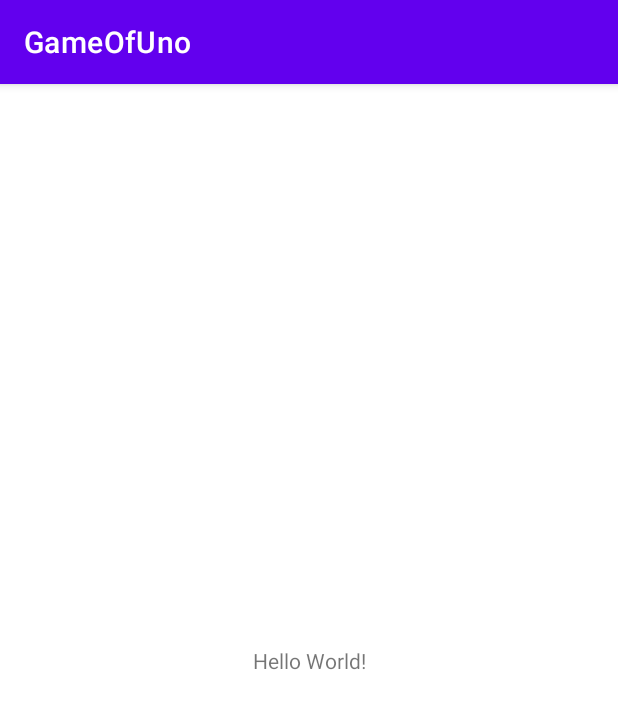
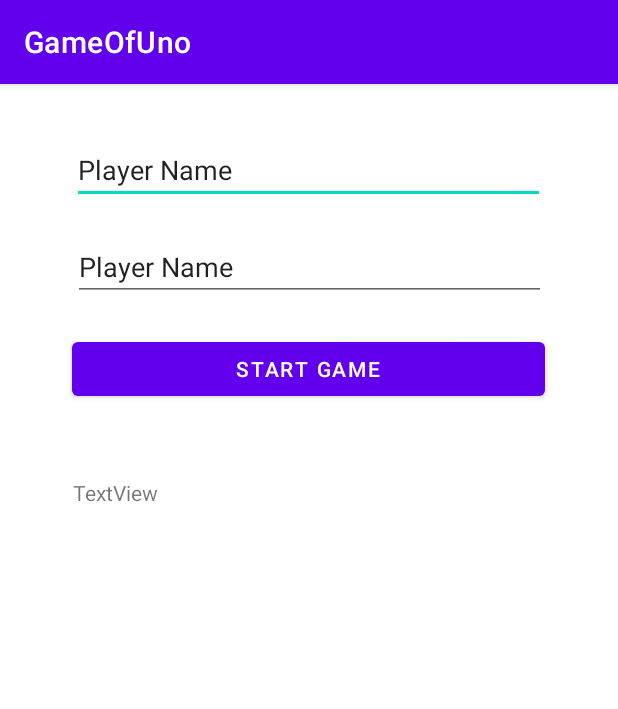
Before and after one commit to ShadyAlexCodes/GameOfUno, an Android app: the screen it shows after launch (MainActivity), on a phone screen of 412 x 824 dp. Shown: the top 709 px of the screen. Run offline under Robolectric (Android 15) with nearby library versions, the phone set to English and light mode, and no system bars.

Commit message:
Added Player Getters and Setters, Added Deck, Created UI

```diff
--- a/app/src/main/java/com/example/gameofuno/MainActivity.java
+++ b/app/src/main/java/com/example/gameofuno/MainActivity.java
@@ -6,6 +6,8 @@ import android.os.Bundle;
 
 public class MainActivity extends AppCompatActivity {
 
+    Player[] players;
+
     @Override
     protected void onCreate(Bundle savedInstanceState) {
         super.onCreate(savedInstanceState);
--- a/app/src/main/res/layout/activity_main.xml
+++ b/app/src/main/res/layout/activity_main.xml
@@ -6,13 +6,55 @@
     android:layout_height="match_parent"
     tools:context=".MainActivity">
 
+    <Button
+        android:id="@+id/btnStartGame"
+        android:layout_width="315dp"
+        android:layout_height="wrap_content"
+        android:text="Start Game"
+        app:layout_constraintBottom_toBottomOf="parent"
+        app:layout_constraintEnd_toEndOf="parent"
+        app:layout_constraintHorizontal_bias="0.498"
+        app:layout_constraintStart_toStartOf="parent"
+        app:layout_constraintTop_toTopOf="parent"
+        app:layout_constraintVertical_bias="0.231" />
+
+    <EditText
+        android:id="@+id/editTextTextPersonName"
+        android:layout_width="315dp"
+        android:layout_height="wrap_content"
+        android:ems="10"
+        android:inputType="textPersonName"
+        android:text="Player Name"
+        app:layout_constraintBottom_toBottomOf="parent"
+        app:layout_constraintEnd_toEndOf="parent"
+        app:layout_constraintHorizontal_bias="0.497"
+        app:layout_constraintStart_toStartOf="parent"
+        app:layout_constraintTop_toTopOf="parent"
+        app:layout_constraintVertical_bias="0.048" />
+
+    <EditText
+        android:id="@+id/editTextTextPersonName2"
+        android:layout_width="315dp"
+        android:layout_height="wrap_content"
+        android:ems="10"
+        android:inputType="textPersonName"
+        android:text="Player Name"
+        app:layout_constraintBottom_toBottomOf="parent"
+        app:layout_constraintEnd_toEndOf="parent"
+        app:layout_constraintHorizontal_bias="0.502"
+        app:layout_constraintStart_toStartOf="parent"
+        app:layout_constraintTop_toTopOf="parent"
+        app:layout_constraintVertical_bias="0.137" />
+
     <TextView
-        android:layout_width="wrap_content"
+        android:id="@+id/textView"
+        android:layout_width="315dp"
         android:layout_height="wrap_content"
-        android:text="Hello World!"
+        android:text="TextView"
         app:layout_constraintBottom_toBottomOf="parent"
-        app:layout_constraintLeft_toLeftOf="parent"
-        app:layout_constraintRight_toRightOf="parent"
-        app:layout_constraintTop_toTopOf="parent" />
+        app:layout_constraintEnd_toEndOf="parent"
+        app:layout_constraintStart_toStartOf="parent"
+        app:layout_constraintTop_toTopOf="parent"
+        app:layout_constraintVertical_bias="0.351" />
 
 </androidx.constraintlayout.widget.ConstraintLayout>
```
Also changed, not shown: app/src/main/java/com/example/gameofuno/Deck.java (+137 -3 lines), app/src/main/java/com/example/gameofuno/Player.java (+27 -2 lines).
